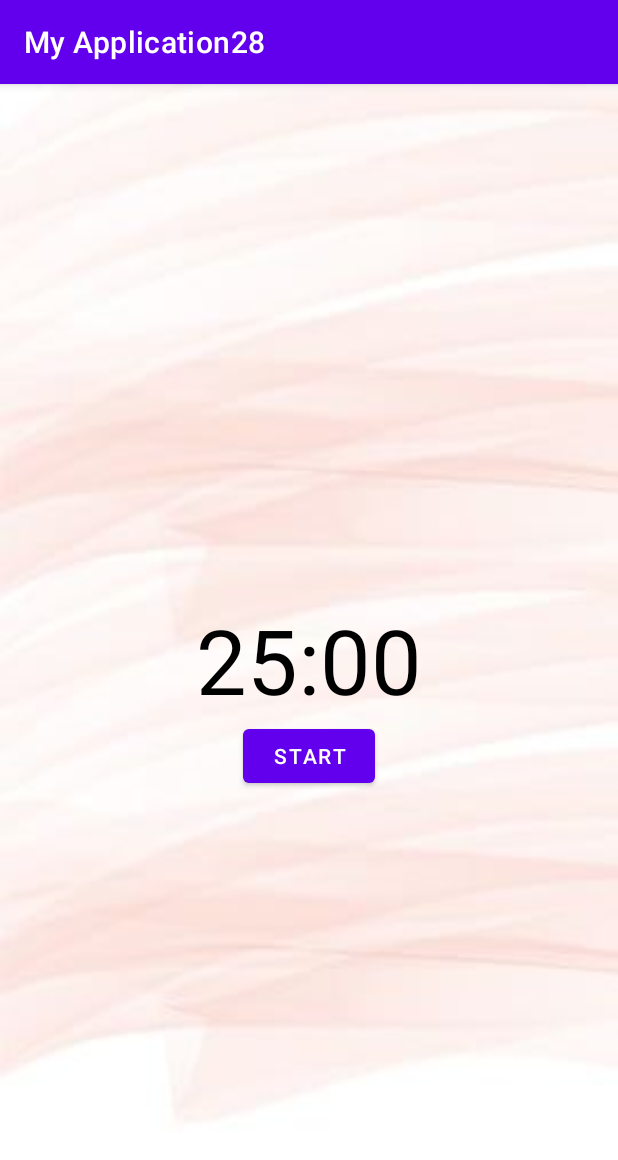
After one commit to rustomamal06/My_Application28, an Android app: the TimerActivity screen opened directly, with no data from a screen before it, on a phone screen of 412 x 824 dp. The commit adds this screen. Shown: the top 1160 px of the screen. Run offline under Robolectric (Android 15) with nearby library versions, the phone set to English and light mode, and no system bars.

```diff
--- a/app/build.gradle
+++ b/app/build.gradle
@@ -33,6 +33,7 @@ dependencies {
     implementation 'androidx.appcompat:appcompat:1.3.1'
     implementation 'androidx.constraintlayout:constraintlayout:2.1.0'
     implementation 'com.google.firebase:firebase-auth:19.2.0'
+    implementation 'com.google.firebase:firebase-database:20.0.3'
     testImplementation 'junit:junit:4.+'
     androidTestImplementation 'androidx.test.ext:junit:1.1.3'
     androidTestImplementation 'androidx.test.espresso:espresso-core:3.4.0'
--- a/app/src/main/AndroidManifest.xml
+++ b/app/src/main/AndroidManifest.xml
@@ -9,6 +9,9 @@
         android:roundIcon="@mipmap/ic_launcher_round"
         android:supportsRtl="true"
         android:theme="@style/Theme.MyApplication28">
+        <activity
+            android:name=".TimerActivity"
+            android:exported="true" />
         <activity
             android:name=".AddActivity"
             android:exported="true" />
--- a/app/src/main/java/com/example/myapplication28/FirstActivity.java
+++ b/app/src/main/java/com/example/myapplication28/FirstActivity.java
@@ -26,7 +26,7 @@ public class FirstActivity extends AppCompatActivity {
     }
 
     public void Submit2(View view) {
-        Intent intent= new Intent(this,SignUPActivity.class) ;
+        Intent intent= new Intent(this,TimerActivity.class) ;
         startActivity(intent);
     }
 
--- a/app/src/main/java/com/example/myapplication28/SetTimeActivity.java
+++ b/app/src/main/java/com/example/myapplication28/SetTimeActivity.java
@@ -10,6 +10,9 @@ import android.widget.ArrayAdapter;
 import android.widget.Button;
 import android.widget.Spinner;
 import android.widget.Toast;
+
+import com.google.firebase.database.DatabaseReference;
+import com.google.firebase.database.FirebaseDatabase;
 
 public class SetTimeActivity extends AppCompatActivity implements AdapterView.OnItemSelectedListener {
   private Spinner spinner1;
@@ -28,6 +31,7 @@ public class SetTimeActivity extends AppCompatActivity implements AdapterView.On
          spinner1.setOnItemSelectedListener(this);
          spinner2.setAdapter(adapter2);
          spinner2.setOnItemSelectedListener(this);
+
     }
 
     @Override
--- /dev/null
+++ b/app/src/main/java/com/example/myapplication28/TimerActivity.java
@@ -0,0 +1,102 @@
+package com.example.myapplication28;
+
+import androidx.appcompat.app.AppCompatActivity;
+
+import android.os.Bundle;
+import android.os.CountDownTimer;
+import android.view.View;
+import android.widget.Button;
+import android.widget.TextView;
+
+import java.util.Locale;
+
+public class TimerActivity extends AppCompatActivity {
+
+    private static final long START_TIME_IN_MILLIS = 1500000;
+
+    private TextView mTextViewCountDown;
+    private Button mButtonStartPause;
+    private Button mButtonReset;
+
+    private CountDownTimer mCountDownTimer;
+
+    private boolean mTimerRunning;
+
+    private long mTimeLeftInMillis = START_TIME_IN_MILLIS;
+
+    @Override
+    protected void onCreate(Bundle savedInstanceState) {
+        super.onCreate(savedInstanceState);
+        setContentView(R.layout.activity_timer);
+
+        mTextViewCountDown = findViewById(R.id.text_view_countdown);
+
+        mButtonStartPause = findViewById(R.id.button_start_pause);
+        mButtonReset = findViewById(R.id.button_reset);
+       mTimerRunning=false;
+        mButtonStartPause.setOnClickListener(new View.OnClickListener() {
+            @Override
+            public void onClick(View v) {
+                if (mTimerRunning) {
+                    pauseTimer();
+                } else {
+                    startTimer();
+                }
+            }
+        });
+
+        mButtonReset.setOnClickListener(new View.OnClickListener() {
+            @Override
+            public void onClick(View v) {
+                resetTimer();
+            }
+        });
+
+        updateCountDownText();
+    }
+
+    private void startTimer() {
+        mCountDownTimer = new CountDownTimer(mTimeLeftInMillis, 1000) {
+            @Override
+            public void onTick(long millisUntilFinished) {
+                mTimeLeftInMillis = millisUntilFinished;
+                updateCountDownText();
+            }
+
+            @Override
+            public void onFinish() {
+                mTimerRunning = false;
+                mButtonStartPause.setText("Start");
+                mButtonStartPause.setVisibility(View.INVISIBLE);
+                mButtonReset.setVisibility(View.VISIBLE);
+            }
+        }.start();
+
+        mTimerRunning = true;
+        mButtonStartPause.setText("pause");
+        mButtonReset.setVisibility(View.INVISIBLE);
+    }
+
+    private void pauseTimer() {
+        mCountDownTimer.cancel();
+        mTimerRunning = false;
+        mButtonStartPause.setText("Start");
+        mButtonReset.setVisibility(View.VISIBLE);
+    }
+
+    private void resetTimer() {
+        mTimeLeftInMillis = START_TIME_IN_MILLIS;
+        updateCountDownText();
+        mButtonReset.setVisibility(View.INVISIBLE);
+        mButtonStartPause.setVisibility(View.VISIBLE);
+    }
+
+    private void updateCountDownText() {
+        int minutes = (int) (mTimeLeftInMillis / 1000) / 60;
+        int seconds = (int) (mTimeLeftInMillis / 1000) % 60;
+
+        String timeLeftFormatted = String.format(Locale.getDefault(), "%02d:%02d", minutes, seconds);
+
+        mTextViewCountDown.setText(timeLeftFormatted);
+    }
+}
--- /dev/null
+++ b/app/src/main/res/layout/activity_timer.xml
@@ -0,0 +1,39 @@
+<?xml version="1.0" encoding="utf-8"?>
+<RelativeLayout xmlns:android="http://schemas.android.com/apk/res/android"
+    xmlns:app="http://schemas.android.com/apk/res-auto"
+    xmlns:tools="http://schemas.android.com/tools"
+    android:layout_width="match_parent"
+    android:layout_height="match_parent"
+    android:background="@drawable/mybackground"
+    tools:context=".TimerActivity">
+
+    <TextView
+        android:id="@+id/text_view_countdown"
+        android:layout_width="wrap_content"
+        android:layout_height="wrap_content"
+        android:layout_centerHorizontal="true"
+        android:layout_centerVertical="true"
+        android:text="00:00"
+        android:textColor="@android:color/black"
+        android:textSize="60sp" />
+
+    <Button
+        android:id="@+id/button_start_pause"
+        android:layout_width="wrap_content"
+        android:layout_height="wrap_content"
+        android:layout_below="@+id/text_view_countdown"
+        android:layout_centerHorizontal="true"
+        android:text="start" />
+
+    <Button
+        android:id="@+id/button_reset"
+        android:layout_width="wrap_content"
+        android:layout_height="wrap_content"
+        android:layout_below="@+id/text_view_countdown"
+        android:layout_marginStart="11dp"
+        android:layout_toEndOf="@+id/button_start_pause"
+        android:text="reset"
+        android:visibility="invisible"
+        tools:visibility="visible" />
+
+</RelativeLayout>
--- a/app/src/main/res/values/strings.xml
+++ b/app/src/main/res/values/strings.xml
@@ -5,9 +5,9 @@
 
         <item> 25 minutes</item>
 
-        <item> 30 minutes </item>
+        <item> 45 minutes </item>
 
-        <item> 45 minutes </item>
+        <item> 60 minutes </item>
 
     </string-array>
 
```
Also changed, not shown: app/src/main/java/com/example/myapplication28/ArrayListActivity.java (+12 -0 lines), app/src/main/java/com/example/myapplication28/Assigntment.java (added, +33 -0 lines), app/src/main/java/com/example/myapplication28/CustomAdapter.java (+5 -4 lines), app/src/main/res/layout/assignment_row.xml (+10 -7 lines).
